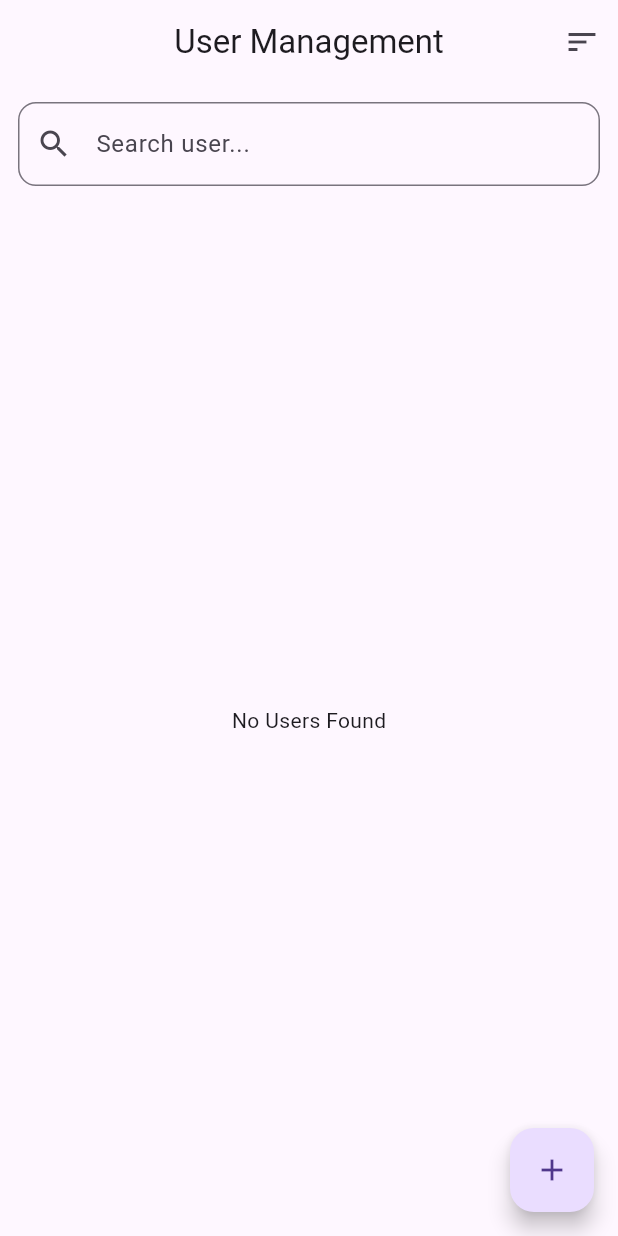
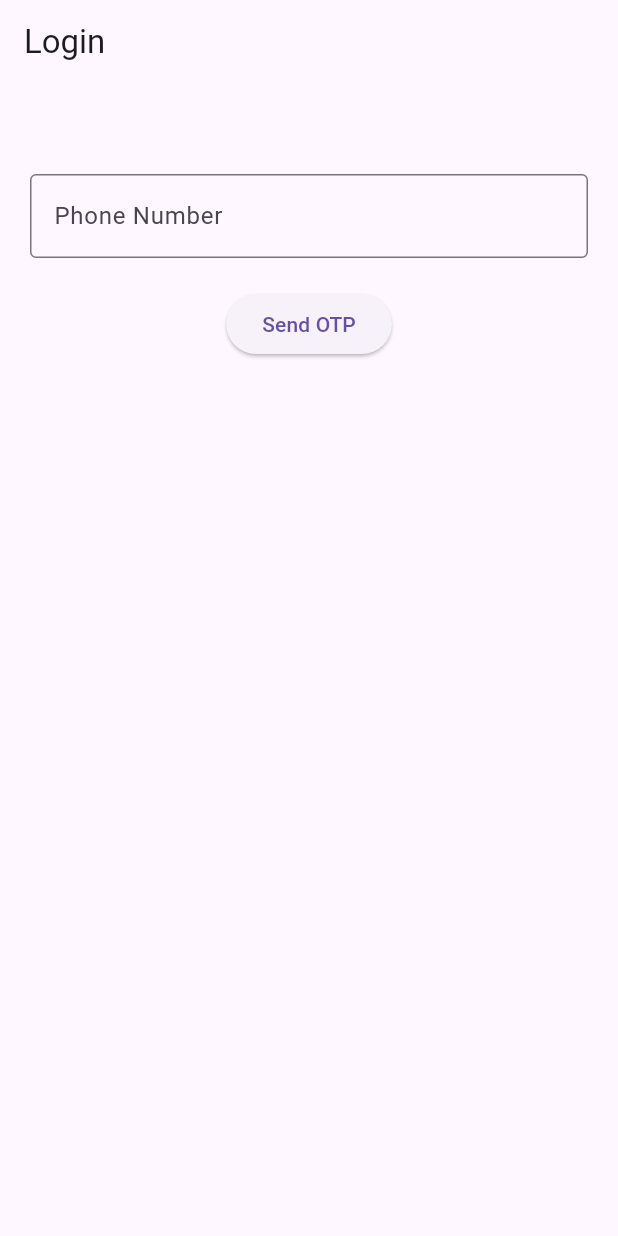
Before and after one commit to Afees01/total_x, a Flutter app: the screen it shows after launch, on a phone screen of 412 x 824 dp. Run offline on Flutter 3.47's test engine with Material 3 defaults, Android fonts, the phone set to English and light mode, and no system bars; our stand-ins replace flutter_bloc, image_picker.

Commit message:
Add login and OTP verification pages, implement user image handling, and update dependencies

```diff
--- a/lib/main.dart
+++ b/lib/main.dart
@@ -7,7 +7,7 @@ import 'package:total_x/user/domain/usecases/get_users.dart';
 import 'package:total_x/user/presentation/bloc/user_bloc.dart';
 import 'package:total_x/user/presentation/bloc/user_event.dart';
 import 'package:total_x/user/presentation/pages/home_page.dart';
-
+import 'package:total_x/user/presentation/pages/login_page.dart';
 
 void main() {
   final localDataSource = LocalDataSource();
@@ -37,7 +37,7 @@ class MyApp extends StatelessWidget {
       create: (_) => UserBloc(addUser, getUsers)..add(LoadUsers()),
       child: MaterialApp(
         debugShowCheckedModeBanner: false,
-        home: HomePage(),
+        home: LoginPage(),
       ),
     );
   }
--- a/lib/user/data/models/user_model.dart
+++ b/lib/user/data/models/user_model.dart
@@ -1,10 +1,11 @@
-import '../../domain/entities/user.dart';
+import 'package:total_x/user/domain/entities/user.dart';
 
 class UserModel extends User {
   UserModel({
     required super.name,
     required super.phone,
     required super.age,
+    super.image,
   });
 
   factory UserModel.fromUser(User user) {
@@ -12,6 +13,7 @@ class UserModel extends User {
       name: user.name,
       phone: user.phone,
       age: user.age,
+      image: user.image,
     );
   }
 }
--- a/lib/user/domain/entities/user.dart
+++ b/lib/user/domain/entities/user.dart
@@ -2,10 +2,12 @@ class User {
   final String name;
   final String phone;
   final int age;
+  final String? image;
 
   User({
     required this.name,
     required this.phone,
     required this.age,
+    this.image,
   });
 }
--- a/lib/user/presentation/bloc/user_bloc.dart
+++ b/lib/user/presentation/bloc/user_bloc.dart
@@ -24,6 +24,7 @@ class UserBloc extends Bloc<UserEvent, UserState> {
       await addUser(event.user);
       final users = await getUsers();
       emit(state.copyWith(users: users, filtered: users));
+
     });
 
     // SEARCH USER
--- /dev/null
+++ b/lib/user/presentation/pages/login_page.dart
@@ -0,0 +1,48 @@
+import 'package:flutter/material.dart';
+import 'package:total_x/user/presentation/pages/otp_page.dart';
+
+class LoginPage extends StatelessWidget {
+  LoginPage({super.key});
+
+  final phoneController = TextEditingController();
+
+  @override
+  Widget build(BuildContext context) {
+    return Scaffold(
+      appBar: AppBar(title: const Text("Login")),
+      body: Padding(
+        padding: const EdgeInsets.all(20),
+        child: Column(
+          children: [
+            const SizedBox(height: 40),
+
+            TextField(
+              controller: phoneController,
+              keyboardType: TextInputType.phone,
+              decoration: const InputDecoration(
+                labelText: "Phone Number",
+                border: OutlineInputBorder(),
+              ),
+            ),
+
+            const SizedBox(height: 20),
+
+            ElevatedButton(
+              onPressed: () {
+                Navigator.push(
+                  context,
+                  MaterialPageRoute(
+                    builder: (_) => OtpPage(
+                      phone: phoneController.text,
+                    ),
+                  ),
+                );
+              },
+              child: const Text("Send OTP"),
+            )
+          ],
+        ),
+      ),
+    );
+  }
+}
--- a/pubspec.yaml
+++ b/pubspec.yaml
@@ -32,6 +32,8 @@ dependencies:
     sdk: flutter
   flutter_bloc: ^8.1.3
   equatable: ^2.0.5
+  image_picker: ^1.0.4
+  http: ^1.2.0
 
   # The following adds the Cupertino Icons font to your application.
   # Use with the CupertinoIcons class for iOS style icons.
```
Also changed, not shown: lib/user/presentation/pages/home_page.dart (+62 -8 lines), lib/user/presentation/pages/otp_page.dart (added, +56 -0 lines), pubspec.lock, 6 other files.
